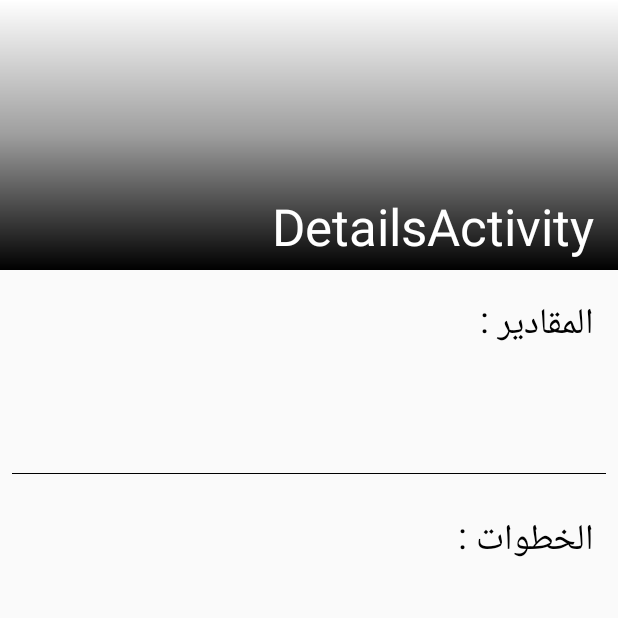
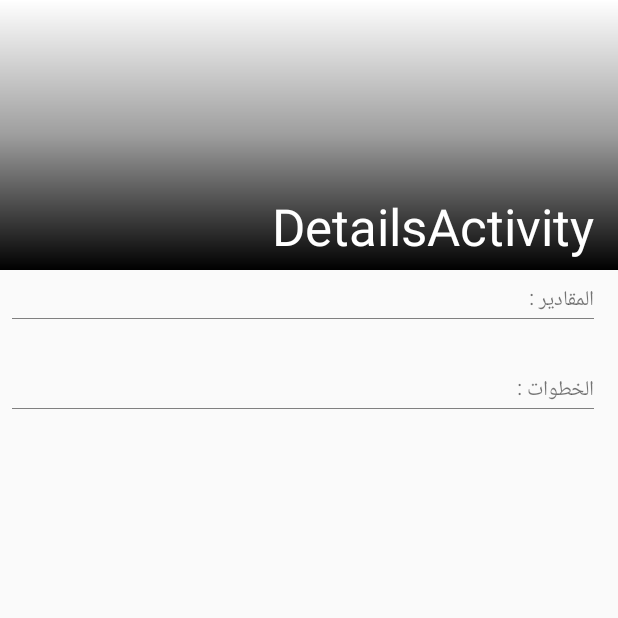
Before and after one commit to MohamedMedhat1998/Mn-Edek-A7la, an Android app: the DetailsActivity screen opened directly, with no data from a screen before it, on a phone screen of 412 x 824 dp, the top half of it. Run offline under Robolectric (Android 15) with nearby library versions, the phone set to English and light mode, and no system bars; our stand-ins replace ButterKnife; network calls fail; 4 statements that could not run were skipped.

Commit message:
Modified Details Activity Design

```diff
--- a/app/src/main/res/layout/content_details.xml
+++ b/app/src/main/res/layout/content_details.xml
@@ -14,28 +14,34 @@
         android:layout_height="match_parent">
 
         <TextView
-            style="@style/DetailsActivityLabelStyle"
             android:text="@string/ingredients"
+            style="@style/DetailsActivityTextStyle"
+            android:layout_width="match_parent"
+            android:layout_height="wrap_content" />
+
+        <View
+            android:layout_width="match_parent"
+            style="@style/DetailsActivitySeparatorStyle" />
+
+        <TextView
+            android:id="@+id/tv_ingredients_details"
+            style="@style/DetailsActivityTextStyle"
             android:layout_width="match_parent"
             android:layout_height="wrap_content" />
 
         <TextView
-            android:id="@+id/tv_ingredients_details"
-            style="@style/DetailsActivityNormalTextStyle"
+            android:text="@string/steps"
+            style="@style/DetailsActivityTextStyle"
             android:layout_width="match_parent"
             android:layout_height="wrap_content" />
+
         <View
             android:layout_width="match_parent"
             style="@style/DetailsActivitySeparatorStyle" />
-        <TextView
-            style="@style/DetailsActivityLabelStyle"
-            android:text="@string/steps"
-            android:layout_width="match_parent"
-            android:layout_height="wrap_content" />
 
         <TextView
             android:id="@+id/tv_steps_details"
-            style="@style/DetailsActivityNormalTextStyle"
+            style="@style/DetailsActivityTextStyle"
             android:layout_width="match_parent"
             android:layout_height="wrap_content" />
 
--- a/app/src/main/res/values/colors.xml
+++ b/app/src/main/res/values/colors.xml
@@ -1,6 +1,8 @@
 <?xml version="1.0" encoding="utf-8"?>
 <resources>
     <color name="colorAccent">#FF4081</color>
+
+    <color name="defaultTextColor">#808080</color>
 
     <color name="Transparent">#00ffffff</color>
     <color name="White">#ffffff</color>
--- a/app/src/main/res/values/styles.xml
+++ b/app/src/main/res/values/styles.xml
@@ -45,24 +45,18 @@
         <item name="android:layout_marginBottom">8dp</item>
     </style>
 
-    <style name="DetailsActivityLabelStyle">
-        <item name="android:textColor">@color/Black</item>
-        <item name="android:textSize">@dimen/label_text_size</item>
-        <item name="android:layout_margin">16dp</item>
-    </style>
-
-    <style name="DetailsActivityNormalTextStyle">
-        <item name="android:textColor">@color/Black</item>
-        <item name="android:textSize">@dimen/normal_text_size</item>
-        <item name="android:layout_margin">16dp</item>
+    <style name="DetailsActivitySeparatorStyle">
+        <item name="android:layout_height">0.25dp</item>
+        <item name="android:background">@color/defaultTextColor</item>
+        <item name="android:layout_marginLeft">8dp</item>
+        <item name="android:layout_marginRight">16dp</item>
         <item name="android:gravity">right</item>
     </style>
 
-    <style name="DetailsActivitySeparatorStyle">
-        <item name="android:layout_margin">8dp</item>
-        <item name="android:layout_height">0.25dp</item>
-        <item name="android:background">@color/Black</item>
-        <item name="android:gravity">right</item>
+    <style name="DetailsActivityTextStyle">
+        <item name="android:layout_marginLeft">16dp</item>
+        <item name="android:layout_marginRight">16dp</item>
+        <item name="android:layout_marginTop">8dp</item>
     </style>
 
 </resources>
```
